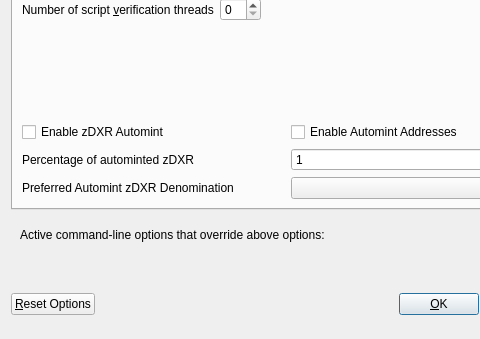
First picture: the form in src/qt/forms/optionsdialog.ui, repository royalsoftkv/dexergi, before the edit; both pictures show x 0 to 480 and y 103 to 442 of the 576 by 442 pixel window.
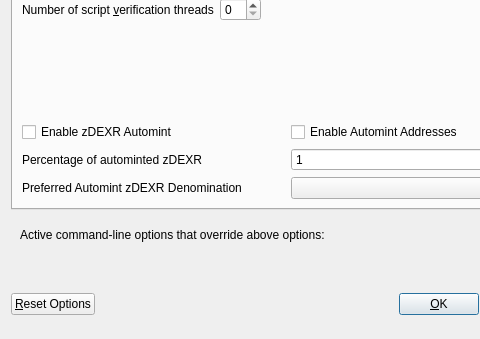
Second picture: the form after the edit. Custom widgets are drawn as their Qt base class.

Commit message: coin symbol change DXR->DEXR

Patch:
```diff
--- a/src/qt/forms/optionsdialog.ui
+++ b/src/qt/forms/optionsdialog.ui
@@ -147,7 +147,7 @@
                <enum>Qt::LeftToRight</enum>
               </property>
               <property name="text">
-               <string>Enable zDXR Automint</string>
+               <string>Enable zDEXR Automint</string>
               </property>
              </widget>
             </item>
@@ -174,7 +174,7 @@
                <string>Percentage of incoming DXR which get automatically converted to zDXR via Zerocoin Protocol (min: 10%)</string>
               </property>
               <property name="text">
-               <string>Percentage of autominted zDXR</string>
+               <string>Percentage of autominted zDEXR</string>
               </property>
              </widget>
             </item>
@@ -207,7 +207,7 @@
                <string>Wait with automatic conversion to Zerocoin until enough DXR for this denomination is available</string>
               </property>
               <property name="text">
-               <string>Preferred Automint zDXR Denomination</string>
+               <string>Preferred Automint zDEXR Denomination</string>
               </property>
              </widget>
             </item>
```
Left out of the diff: 10 changed lines with no effect on the pictures. The commit also changes 133 other files.
